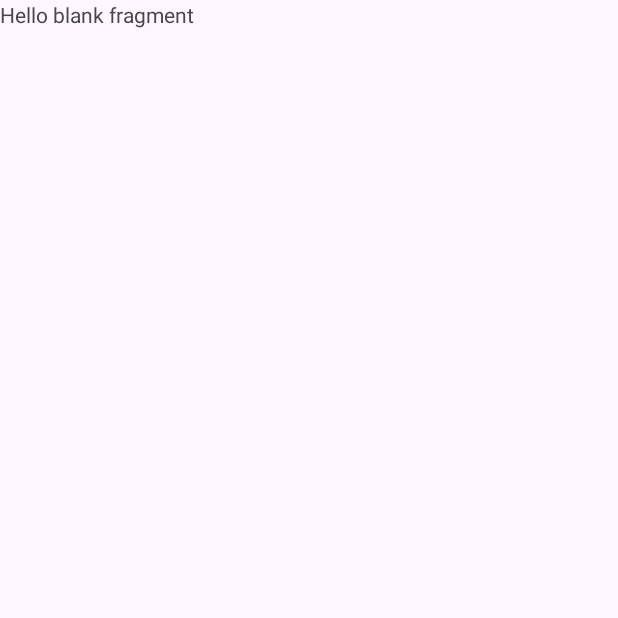
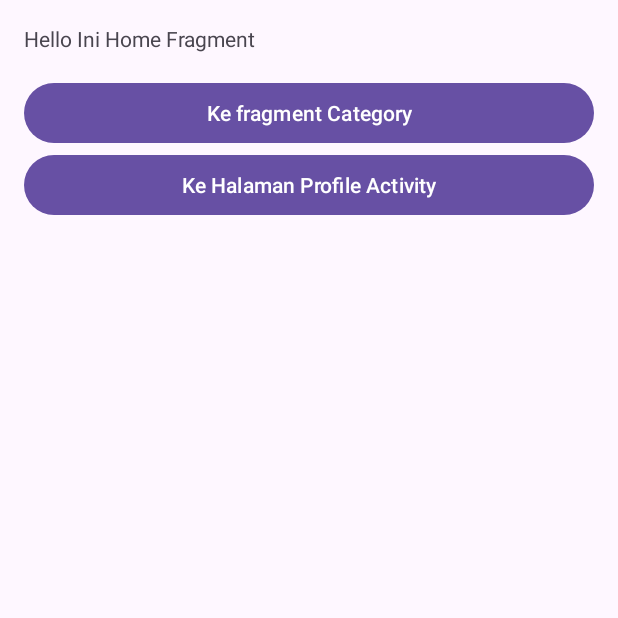
Before and after one commit to dapraws/FundamentalAndroid-Repository, an Android app: the screen it shows after launch (MainActivity), on a phone screen of 412 x 824 dp, the top half of it. Before the commit the part shown is almost empty. Run offline under Robolectric (Android 15) with nearby library versions, the phone set to English and light mode, and no system bars.

Commit message:
update home fragment

```diff
--- a/app/src/main/res/layout/fragment_home.xml
+++ b/app/src/main/res/layout/fragment_home.xml
@@ -1,14 +1,28 @@
 <?xml version="1.0" encoding="utf-8"?>
-<FrameLayout xmlns:android="http://schemas.android.com/apk/res/android"
+<LinearLayout xmlns:android="http://schemas.android.com/apk/res/android"
     xmlns:tools="http://schemas.android.com/tools"
     android:layout_width="match_parent"
     android:layout_height="match_parent"
+    android:orientation="vertical"
     tools:context=".HomeFragment">
 
-    <!-- TODO: Update blank fragment layout -->
     <TextView
         android:layout_width="match_parent"
-        android:layout_height="match_parent"
-        android:text="@string/hello_blank_fragment" />
-
-</FrameLayout>
+        android:layout_height="wrap_content"
+        android:layout_margin="16dp"
+        android:text="@string/hello_home_fragment" />
+    <Button
+        android:id="@+id/btn_category"
+        android:layout_width="match_parent"
+        android:layout_height="wrap_content"
+        android:layout_marginLeft="16dp"
+        android:layout_marginRight="16dp"
+        android:text="@string/to_category" />
+    <Button
+        android:id="@+id/btn_profile"
+        android:layout_width="match_parent"
+        android:layout_height="wrap_content"
+        android:layout_marginLeft="16dp"
+        android:layout_marginRight="16dp"
+        android:text="@string/to_profile" />
+</LinearLayout>
```
